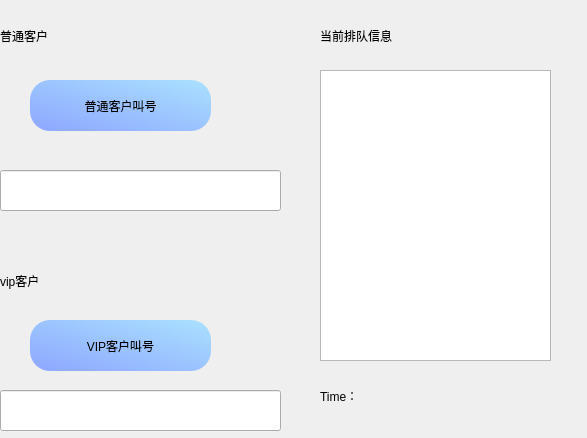
First picture: the form in getnum/widget.ui, repository upcMvc/bank-queue-system, before the edit.
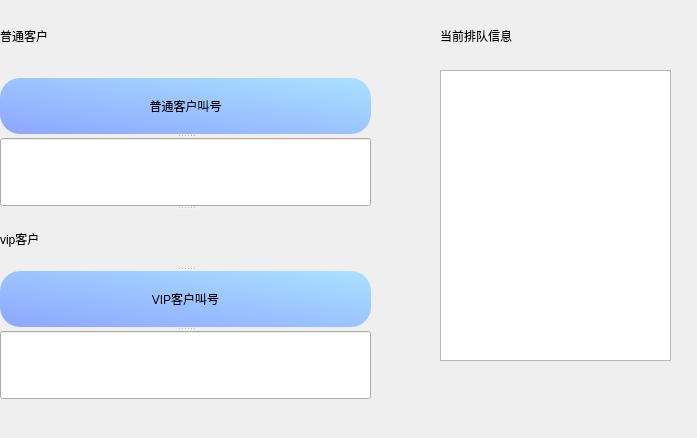
Second picture: the form after the edit.

Patch:
```diff
--- a/getnum/widget.ui
+++ b/getnum/widget.ui
@@ -6,7 +6,7 @@
    <rect>
     <x>0</x>
     <y>0</y>
-    <width>587</width>
+    <width>697</width>
     <height>438</height>
    </rect>
   </property>
@@ -22,7 +22,7 @@
   <widget class="QLabel" name="label_3">
    <property name="geometry">
     <rect>
-     <x>320</x>
+     <x>440</x>
      <y>20</y>
      <width>81</width>
      <height>31</height>
@@ -35,54 +35,12 @@
     <string>当前排队信息</string>
    </property>
   </widget>
-  <widget class="QPushButton" name="pushButton_2">
-   <property name="geometry">
-    <rect>
-     <x>30</x>
-     <y>320</y>
-     <width>181</width>
-     <height>51</height>
-    </rect>
-   </property>
-   <property name="sizePolicy">
-    <sizepolicy hsizetype="Expanding" vsizetype="Expanding">
-     <horstretch>0</horstretch>
-     <verstretch>0</verstretch>
-    </sizepolicy>
-   </property>
-   <property name="styleSheet">
-    <string notr="true">font: 75 10pt &quot;微软雅黑&quot;;border-radius:20px;
-background-color: qlineargradient(spread:pad, x1:0, y1:1, x2:1, y2:0, stop:0 rgba(141, 166, 255, 255), stop:1 rgba(170, 225, 255, 255));</string>
-   </property>
-   <property name="text">
-    <string>VIP客户叫号</string>
-   </property>
-  </widget>
-  <widget class="QLineEdit" name="lineEdit_2">
-   <property name="geometry">
-    <rect>
-     <x>0</x>
-     <y>390</y>
-     <width>281</width>
-     <height>41</height>
-    </rect>
-   </property>
-   <property name="sizePolicy">
-    <sizepolicy hsizetype="Expanding" vsizetype="Expanding">
-     <horstretch>0</horstretch>
-     <verstretch>0</verstretch>
-    </sizepolicy>
-   </property>
-   <property name="styleSheet">
-    <string notr="true">font: 75 10pt &quot;微软雅黑&quot;;</string>
-   </property>
-  </widget>
   <widget class="QLabel" name="label">
    <property name="geometry">
     <rect>
      <x>0</x>
      <y>20</y>
-     <width>291</width>
+     <width>431</width>
      <height>31</height>
     </rect>
    </property>
@@ -99,74 +57,10 @@
     <string>普通客户</string>
    </property>
   </widget>
-  <widget class="QPushButton" name="pushButton">
-   <property name="geometry">
-    <rect>
-     <x>30</x>
-     <y>80</y>
-     <width>181</width>
-     <height>51</height>
-    </rect>
-   </property>
-   <property name="sizePolicy">
-    <sizepolicy hsizetype="Expanding" vsizetype="Expanding">
-     <horstretch>0</horstretch>
-     <verstretch>0</verstretch>
-    </sizepolicy>
-   </property>
-   <property name="styleSheet">
-    <string notr="true">font: 75 10pt &quot;微软雅黑&quot;;border-radius:20px;
-background-color: qlineargradient(spread:pad, x1:0, y1:1, x2:1, y2:0, stop:0 rgba(141, 166, 255, 255), stop:1 rgba(170, 225, 255, 255));</string>
-   </property>
-   <property name="text">
-    <string>普通客户叫号</string>
-   </property>
-  </widget>
-  <widget class="QLineEdit" name="lineEdit">
-   <property name="geometry">
-    <rect>
-     <x>0</x>
-     <y>170</y>
-     <width>281</width>
-     <height>41</height>
-    </rect>
-   </property>
-   <property name="sizePolicy">
-    <sizepolicy hsizetype="Preferred" vsizetype="Preferred">
-     <horstretch>0</horstretch>
-     <verstretch>0</verstretch>
-    </sizepolicy>
-   </property>
-   <property name="styleSheet">
-    <string notr="true">font: 75 10pt &quot;微软雅黑&quot;;</string>
-   </property>
-  </widget>
-  <widget class="QLabel" name="label_2">
-   <property name="geometry">
-    <rect>
-     <x>0</x>
-     <y>260</y>
-     <width>291</width>
-     <height>41</height>
-    </rect>
-   </property>
-   <property name="sizePolicy">
-    <sizepolicy hsizetype="Expanding" vsizetype="Expanding">
-     <horstretch>0</horstretch>
-     <verstretch>0</verstretch>
-    </sizepolicy>
-   </property>
-   <property name="styleSheet">
-    <string notr="true">font: 75 10pt &quot;微软雅黑&quot;;</string>
-   </property>
-   <property name="text">
-    <string>vip客户</string>
-   </property>
-  </widget>
   <widget class="QTextEdit" name="textEdit">
    <property name="geometry">
     <rect>
-     <x>320</x>
+     <x>440</x>
      <y>70</y>
      <width>231</width>
      <height>291</height>
@@ -179,9 +73,9 @@
   <widget class="QLabel" name="label_4">
    <property name="geometry">
     <rect>
-     <x>320</x>
+     <x>410</x>
      <y>380</y>
-     <width>41</width>
+     <width>181</width>
      <height>31</height>
     </rect>
    </property>
@@ -189,14 +83,14 @@
     <string notr="true">font: 75 10pt &quot;微软雅黑&quot;;</string>
    </property>
    <property name="text">
-    <string>Time：</string>
+    <string/>
    </property>
   </widget>
   <widget class="QLabel" name="label_5">
    <property name="geometry">
     <rect>
-     <x>370</x>
-     <y>380</y>
+     <x>460</x>
+     <y>370</y>
      <width>171</width>
      <height>31</height>
     </rect>
@@ -208,6 +102,85 @@
     <string/>
    </property>
   </widget>
+  <widget class="QSplitter" name="splitter">
+   <property name="geometry">
+    <rect>
+     <x>0</x>
+     <y>78</y>
+     <width>371</width>
+     <height>321</height>
+    </rect>
+   </property>
+   <property name="orientation">
+    <enum>Qt::Vertical</enum>
+   </property>
+   <widget class="QPushButton" name="pushButton">
+    <property name="sizePolicy">
+     <sizepolicy hsizetype="Expanding" vsizetype="Expanding">
+      <horstretch>0</horstretch>
+      <verstretch>0</verstretch>
+     </sizepolicy>
+    </property>
+    <property name="styleSheet">
+     <string notr="true">font: 75 10pt &quot;微软雅黑&quot;;border-radius:20px;
+background-color: qlineargradient(spread:pad, x1:0, y1:1, x2:1, y2:0, stop:0 rgba(141, 166, 255, 255), stop:1 rgba(170, 225, 255, 255));</string>
+    </property>
+    <property name="text">
+     <string>普通客户叫号</string>
+    </property>
+   </widget>
+   <widget class="QLineEdit" name="lineEdit">
+    <property name="sizePolicy">
+     <sizepolicy hsizetype="Preferred" vsizetype="Preferred">
+      <horstretch>0</horstretch>
+      <verstretch>0</verstretch>
+     </sizepolicy>
+    </property>
+    <property name="styleSheet">
+     <string notr="true">font: 75 10pt &quot;微软雅黑&quot;;</string>
+    </property>
+   </widget>
+   <widget class="QLabel" name="label_2">
+    <property name="sizePolicy">
+     <sizepolicy hsizetype="Expanding" vsizetype="Expanding">
+      <horstretch>0</horstretch>
+      <verstretch>0</verstretch>
+     </sizepolicy>
+    </property>
+    <property name="styleSheet">
+     <string notr="true">font: 75 10pt &quot;微软雅黑&quot;;</string>
+    </property>
+    <property name="text">
+     <string>vip客户</string>
+    </property>
+   </widget>
+   <widget class="QPushButton" name="pushButton_2">
+    <property name="sizePolicy">
+     <sizepolicy hsizetype="Expanding" vsizetype="Expanding">
+      <horstretch>0</horstretch>
+      <verstretch>0</verstretch>
+     </sizepolicy>
+    </property>
+    <property name="styleSheet">
+     <string notr="true">font: 75 10pt &quot;微软雅黑&quot;;border-radius:20px;
+background-color: qlineargradient(spread:pad, x1:0, y1:1, x2:1, y2:0, stop:0 rgba(141, 166, 255, 255), stop:1 rgba(170, 225, 255, 255));</string>
+    </property>
+    <property name="text">
+     <string>VIP客户叫号</string>
+    </property>
+   </widget>
+   <widget class="QLineEdit" name="lineEdit_2">
+    <property name="sizePolicy">
+     <sizepolicy hsizetype="Expanding" vsizetype="Expanding">
+      <horstretch>0</horstretch>
+      <verstretch>0</verstretch>
+     </sizepolicy>
+    </property>
+    <property name="styleSheet">
+     <string notr="true">font: 75 10pt &quot;微软雅黑&quot;;</string>
+    </property>
+   </widget>
+  </widget>
  </widget>
  <layoutdefault spacing="6" margin="11"/>
  <resources/>
```
